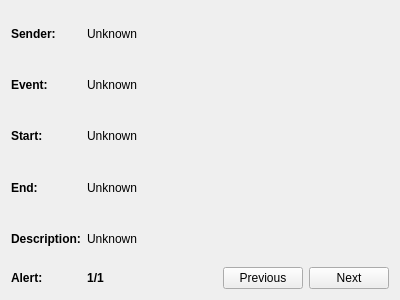
Before: the Qt Designer form AlertsWidget.ui in FelixdelasPozas/TrayWeather, drawn with Qt 5.
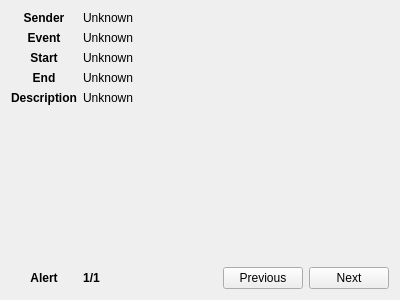
After: the same form once the commit is applied.

What changed in the file:
```diff
--- a/AlertsWidget.ui
+++ b/AlertsWidget.ui
@@ -15,220 +15,8 @@
   </property>
   <layout class="QVBoxLayout" name="verticalLayout">
    <item>
-    <layout class="QGridLayout" name="gridLayout" columnstretch="0,1">
-     <item row="2" column="0">
-      <widget class="QLabel" name="label_6">
-       <property name="sizePolicy">
-        <sizepolicy hsizetype="Preferred" vsizetype="Minimum">
-         <horstretch>0</horstretch>
-         <verstretch>0</verstretch>
-        </sizepolicy>
-       </property>
-       <property name="font">
-        <font>
-         <weight>75</weight>
-         <bold>true</bold>
-        </font>
-       </property>
-       <property name="toolTip">
-        <string>Start time of the event.</string>
-       </property>
-       <property name="text">
-        <string>Start:</string>
-       </property>
-      </widget>
-     </item>
-     <item row="3" column="0">
-      <widget class="QLabel" name="label_8">
-       <property name="sizePolicy">
-        <sizepolicy hsizetype="Preferred" vsizetype="Minimum">
-         <horstretch>0</horstretch>
-         <verstretch>0</verstretch>
-        </sizepolicy>
-       </property>
-       <property name="font">
-        <font>
-         <weight>75</weight>
-         <bold>true</bold>
-        </font>
-       </property>
-       <property name="toolTip">
-        <string>Expiration time of the event.</string>
-       </property>
-       <property name="text">
-        <string>End:</string>
-       </property>
-      </widget>
-     </item>
-     <item row="3" column="1">
-      <widget class="QLabel" name="m_end">
-       <property name="sizePolicy">
-        <sizepolicy hsizetype="Preferred" vsizetype="Minimum">
-         <horstretch>0</horstretch>
-         <verstretch>0</verstretch>
-        </sizepolicy>
-       </property>
-       <property name="toolTip">
-        <string>Expiration time of the event.</string>
-       </property>
-       <property name="text">
-        <string>Unknown</string>
-       </property>
-      </widget>
-     </item>
-     <item row="4" column="1">
-      <widget class="QLabel" name="m_description">
-       <property name="toolTip">
-        <string>Event description.</string>
-       </property>
-       <property name="text">
-        <string>Unknown</string>
-       </property>
-       <property name="wordWrap">
-        <bool>true</bool>
-       </property>
-      </widget>
-     </item>
-     <item row="0" column="0">
-      <widget class="QLabel" name="label_2">
-       <property name="sizePolicy">
-        <sizepolicy hsizetype="Preferred" vsizetype="Minimum">
-         <horstretch>0</horstretch>
-         <verstretch>0</verstretch>
-        </sizepolicy>
-       </property>
-       <property name="font">
-        <font>
-         <weight>75</weight>
-         <bold>true</bold>
-        </font>
-       </property>
-       <property name="toolTip">
-        <string>Sender of the alert.</string>
-       </property>
-       <property name="text">
-        <string>Sender:</string>
-       </property>
-      </widget>
-     </item>
-     <item row="4" column="0">
-      <widget class="QLabel" name="label_10">
-       <property name="sizePolicy">
-        <sizepolicy hsizetype="Preferred" vsizetype="Minimum">
-         <horstretch>0</horstretch>
-         <verstretch>0</verstretch>
-        </sizepolicy>
-       </property>
-       <property name="font">
-        <font>
-         <weight>75</weight>
-         <bold>true</bold>
-        </font>
-       </property>
-       <property name="toolTip">
-        <string>Event description.</string>
-       </property>
-       <property name="text">
-        <string>Description:</string>
-       </property>
-       <property name="alignment">
-        <set>Qt::AlignLeading|Qt::AlignLeft|Qt::AlignVCenter</set>
-       </property>
-      </widget>
-     </item>
-     <item row="1" column="1">
-      <widget class="QLabel" name="m_event">
-       <property name="sizePolicy">
-        <sizepolicy hsizetype="Preferred" vsizetype="Preferred">
-         <horstretch>0</horstretch>
-         <verstretch>0</verstretch>
-        </sizepolicy>
-       </property>
-       <property name="toolTip">
-        <string>Weather alert event.</string>
-       </property>
-       <property name="text">
-        <string>Unknown</string>
-       </property>
-       <property name="wordWrap">
-        <bool>true</bool>
-       </property>
-      </widget>
-     </item>
-     <item row="1" column="0">
-      <widget class="QLabel" name="label_4">
-       <property name="sizePolicy">
-        <sizepolicy hsizetype="Preferred" vsizetype="Minimum">
-         <horstretch>0</horstretch>
-         <verstretch>0</verstretch>
-        </sizepolicy>
-       </property>
-       <property name="font">
-        <font>
-         <weight>75</weight>
-         <bold>true</bold>
-        </font>
-       </property>
-       <property name="toolTip">
-        <string>Weather alert event.</string>
-       </property>
-       <property name="text">
-        <string>Event:</string>
-       </property>
-      </widget>
-     </item>
-     <item row="2" column="1">
-      <widget class="QLabel" name="m_start">
-       <property name="sizePolicy">
-        <sizepolicy hsizetype="Preferred" vsizetype="Minimum">
-         <horstretch>0</horstretch>
-         <verstretch>0</verstretch>
-        </sizepolicy>
-       </property>
-       <property name="toolTip">
-        <string>Start time of the event.</string>
-       </property>
-       <property name="text">
-        <string>Unknown</string>
-       </property>
-      </widget>
-     </item>
-     <item row="0" column="1">
-      <widget class="QLabel" name="m_sender">
-       <property name="sizePolicy">
-        <sizepolicy hsizetype="Preferred" vsizetype="Minimum">
-         <horstretch>0</horstretch>
-         <verstretch>0</verstretch>
-        </sizepolicy>
-       </property>
-       <property name="toolTip">
-        <string>Sender of the alert.</string>
-       </property>
-       <property name="text">
-        <string>Unknown</string>
-       </property>
-       <property name="wordWrap">
-        <bool>true</bool>
-       </property>
-      </widget>
-     </item>
-     <item row="5" column="0">
-      <widget class="QLabel" name="m_alertsNumLabel">
-       <property name="font">
-        <font>
-         <weight>75</weight>
-         <bold>true</bold>
-        </font>
-       </property>
-       <property name="toolTip">
-        <string>Number of alerts.</string>
-       </property>
-       <property name="text">
-        <string>Alert:</string>
-       </property>
-      </widget>
-     </item>
-     <item row="5" column="1">
+    <layout class="QGridLayout" name="gridLayout">
+     <item row="6" column="1">
       <layout class="QHBoxLayout" name="m_nextLayout">
        <property name="spacing">
         <number>6</number>
@@ -287,6 +75,249 @@
        </item>
       </layout>
      </item>
+     <item row="5" column="1">
+      <spacer name="verticalSpacer">
+       <property name="orientation">
+        <enum>Qt::Vertical</enum>
+       </property>
+       <property name="sizeHint" stdset="0">
+        <size>
+         <width>20</width>
+         <height>40</height>
+        </size>
+       </property>
+      </spacer>
+     </item>
+     <item row="6" column="0">
+      <widget class="QLabel" name="m_alertsNumLabel">
+       <property name="font">
+        <font>
+         <weight>75</weight>
+         <bold>true</bold>
+        </font>
+       </property>
+       <property name="toolTip">
+        <string>Number of alerts.</string>
+       </property>
+       <property name="text">
+        <string>Alert</string>
+       </property>
+       <property name="alignment">
+        <set>Qt::AlignCenter</set>
+       </property>
+      </widget>
+     </item>
+     <item row="3" column="1">
+      <widget class="QLabel" name="m_end">
+       <property name="sizePolicy">
+        <sizepolicy hsizetype="Preferred" vsizetype="Minimum">
+         <horstretch>0</horstretch>
+         <verstretch>0</verstretch>
+        </sizepolicy>
+       </property>
+       <property name="toolTip">
+        <string>Expiration time of the event.</string>
+       </property>
+       <property name="text">
+        <string>Unknown</string>
+       </property>
+      </widget>
+     </item>
+     <item row="4" column="1">
+      <widget class="QLabel" name="m_description">
+       <property name="toolTip">
+        <string>Event description.</string>
+       </property>
+       <property name="text">
+        <string>Unknown</string>
+       </property>
+       <property name="wordWrap">
+        <bool>true</bool>
+       </property>
+      </widget>
+     </item>
+     <item row="1" column="1">
+      <widget class="QLabel" name="m_event">
+       <property name="sizePolicy">
+        <sizepolicy hsizetype="Preferred" vsizetype="Preferred">
+         <horstretch>0</horstretch>
+         <verstretch>0</verstretch>
+        </sizepolicy>
+       </property>
+       <property name="toolTip">
+        <string>Weather alert event.</string>
+       </property>
+       <property name="text">
+        <string>Unknown</string>
+       </property>
+       <property name="wordWrap">
+        <bool>true</bool>
+       </property>
+      </widget>
+     </item>
+     <item row="0" column="0">
+      <widget class="QLabel" name="label_2">
+       <property name="sizePolicy">
+        <sizepolicy hsizetype="Preferred" vsizetype="Minimum">
+         <horstretch>0</horstretch>
+         <verstretch>0</verstretch>
+        </sizepolicy>
+       </property>
+       <property name="font">
+        <font>
+         <weight>75</weight>
+         <bold>true</bold>
+        </font>
+       </property>
+       <property name="toolTip">
+        <string>Sender of the alert.</string>
+       </property>
+       <property name="text">
+        <string>Sender</string>
+       </property>
+       <property name="alignment">
+        <set>Qt::AlignCenter</set>
+       </property>
+      </widget>
+     </item>
+     <item row="2" column="1">
+      <widget class="QLabel" name="m_start">
+       <property name="sizePolicy">
+        <sizepolicy hsizetype="Preferred" vsizetype="Minimum">
+         <horstretch>0</horstretch>
+         <verstretch>0</verstretch>
+        </sizepolicy>
+       </property>
+       <property name="toolTip">
+        <string>Start time of the event.</string>
+       </property>
+       <property name="text">
+        <string>Unknown</string>
+       </property>
+      </widget>
+     </item>
+     <item row="3" column="0">
+      <widget class="QLabel" name="label_8">
+       <property name="sizePolicy">
+        <sizepolicy hsizetype="Preferred" vsizetype="Minimum">
+         <horstretch>0</horstretch>
+         <verstretch>0</verstretch>
+        </sizepolicy>
+       </property>
+       <property name="font">
+        <font>
+         <weight>75</weight>
+         <bold>true</bold>
+        </font>
+       </property>
+       <property name="toolTip">
+        <string>Expiration time of the event.</string>
+       </property>
+       <property name="text">
+        <string>End</string>
+       </property>
+       <property name="alignment">
+        <set>Qt::AlignCenter</set>
+       </property>
+      </widget>
+     </item>
+     <item row="2" column="0">
+      <widget class="QLabel" name="label_6">
+       <property name="sizePolicy">
+        <sizepolicy hsizetype="Preferred" vsizetype="Minimum">
+         <horstretch>0</horstretch>
+         <verstretch>0</verstretch>
+        </sizepolicy>
+       </property>
+       <property name="font">
+        <font>
+         <weight>75</weight>
+         <bold>true</bold>
+        </font>
+       </property>
+       <property name="toolTip">
+        <string>Start time of the event.</string>
+       </property>
+       <property name="text">
+        <string>Start</string>
+       </property>
+       <property name="alignment">
+        <set>Qt::AlignCenter</set>
+       </property>
+      </widget>
+     </item>
+     <item row="1" column="0">
+      <widget class="QLabel" name="label_4">
+       <property name="sizePolicy">
+        <sizepolicy hsizetype="Preferred" vsizetype="Minimum">
+         <horstretch>0</horstretch>
+         <verstretch>0</verstretch>
+        </sizepolicy>
+       </property>
+       <property name="font">
+        <font>
+         <weight>75</weight>
+         <bold>true</bold>
+        </font>
+       </property>
+       <property name="toolTip">
+        <string>Weather alert event.</string>
+       </property>
+       <property name="text">
+        <string>Event</string>
+       </property>
+       <property name="alignment">
+        <set>Qt::AlignCenter</set>
+       </property>
+      </widget>
+     </item>
+     <item row="4" column="0">
+      <widget class="QLabel" name="label_10">
+       <property name="sizePolicy">
+        <sizepolicy hsizetype="Preferred" vsizetype="Minimum">
+         <horstretch>0</horstretch>
+         <verstretch>0</verstretch>
+        </sizepolicy>
+       </property>
+       <property name="font">
+        <font>
+         <weight>75</weight>
+         <bold>true</bold>
+        </font>
+       </property>
+       <property name="toolTip">
+        <string>Event description.</string>
+       </property>
+       <property name="frameShadow">
+        <enum>QFrame::Plain</enum>
+       </property>
+       <property name="text">
+        <string>Description</string>
+       </property>
+       <property name="alignment">
+        <set>Qt::AlignCenter</set>
+       </property>
+      </widget>
+     </item>
+     <item row="0" column="1">
+      <widget class="QLabel" name="m_sender">
+       <property name="sizePolicy">
+        <sizepolicy hsizetype="Preferred" vsizetype="Minimum">
+         <horstretch>0</horstretch>
+         <verstretch>0</verstretch>
+        </sizepolicy>
+       </property>
+       <property name="toolTip">
+        <string>Sender of the alert.</string>
+       </property>
+       <property name="text">
+        <string>Unknown</string>
+       </property>
+       <property name="wordWrap">
+        <bool>true</bool>
+       </property>
+      </widget>
+     </item>
     </layout>
    </item>
   </layout>
```
Left out of the diff: 3 changed lines with no effect on the pictures.
